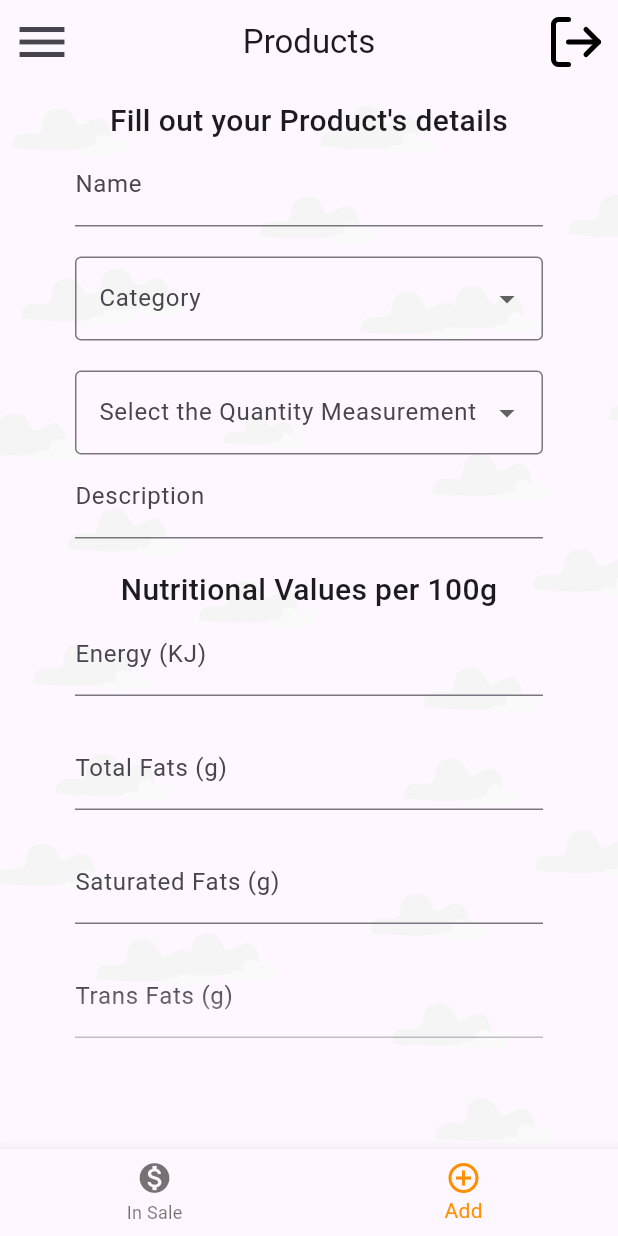
After one commit to AlexBanu7/WhySoFLy-Frontend, a Flutter app: the ManageProductsPage screen opened by its route, item 2 of the bottom bar chosen, on a phone screen of 412 x 824 dp. The commit adds this screen. Run offline on Flutter 3.47's test engine with Material 3 defaults, Android fonts, the phone set to English and light mode, and no system bars; our stand-ins replace accordion, flutter_svg, google_maps_flutter; missing offline and left inert: google_maps_flutter_android, google_maps_flutter_platform_interface; accounts and stored records are empty.

Commit message:
Added Manage Products Page

```diff
--- a/lib/customer_screens/map/map.dart
+++ b/lib/customer_screens/map/map.dart
@@ -65,7 +65,7 @@ class _MapScreenState extends State<MapScreen> {
             infoWindow: InfoWindow(
                 title: 'Order at ${market.name}',
                 onTap: () {
-                  Navigator.pushNamed(context, '/order', arguments: market.name);
+                  Navigator.pushNamed(context, '/order', arguments: market);
                 }
             ),
             icon: BitmapDescriptor.defaultMarker,
--- a/lib/customer_screens/order/add_to_cart_dialog.dart
+++ b/lib/customer_screens/order/add_to_cart_dialog.dart
@@ -19,7 +19,7 @@ class _AddToCartDialog extends State<AddToCartDialog>
 
   final _formKey = GlobalKey<FormState>();
   num selectedQuantity = 0;
-  late bool soldByWeight = widget.product.soldByWeight == 1;
+  late bool soldByWeight = widget.product.soldByWeight;
 
   @override
   Widget build(BuildContext context) {
--- a/lib/customer_screens/order/categories_accordion.dart
+++ b/lib/customer_screens/order/categories_accordion.dart
@@ -7,9 +7,11 @@ import 'package:frontend/main.dart';
 import 'package:frontend/customer_screens/order/products_accordion.dart';
 
 import 'package:frontend/models/category.dart';
+import 'package:frontend/models/market.dart';
 
 class CategoriesAccordion extends StatefulWidget {
 
+  final Market market;
   final int categoriesExpandedIndex;
   final int productsExpandedIndex;
   final void Function(int, int) updatedExpansionIndexes;
@@ -18,7 +20,8 @@ class CategoriesAccordion extends StatefulWidget {
     super.key,
     required this.categoriesExpandedIndex,
     required this.productsExpandedIndex,
-    required this.updatedExpansionIndexes
+    required this.updatedExpansionIndexes,
+    required this.market
   });
 
   @override
@@ -64,6 +67,7 @@ class _CategoriesAccordion extends State<CategoriesAccordion>
           contentVerticalPadding: 0,
           header: Text(category.name),
           content: ProductsAccordion(
+              market: widget.market,
               category: category,
               productsExpandedIndex: widget.productsExpandedIndex,
               categoriesExpandedIndex: index,
--- a/lib/customer_screens/order/product_details_dialog.dart
+++ b/lib/customer_screens/order/product_details_dialog.dart
@@ -15,7 +15,7 @@ class ProductDetailsDialog extends StatefulWidget {
 class _ProductDetailsDialog extends State<ProductDetailsDialog>
     with SingleTickerProviderStateMixin{
 
-  late bool soldByWeight = widget.product.soldByWeight == 1;
+  late bool soldByWeight = widget.product.soldByWeight;
   // TODO: get from api
   final String productDescription = "Probably rotten";
 
--- a/lib/main.dart
+++ b/lib/main.dart
@@ -10,6 +10,7 @@ import 'package:frontend/customer_screens/order/order.dart';
 import 'package:frontend/customer_screens/register_employee/register_employee.dart';
 import 'package:frontend/customer_screens/register_market/register_market.dart';
 import 'package:frontend/market_screens/manage_employees/manage_employees.dart';
+import 'package:frontend/market_screens/manage_products/manage_products.dart';
 import 'package:frontend/utils/cart_service.dart';
 import 'package:frontend/utils/session_requests.dart';
 import 'package:frontend/utils/temp_inits.dart';
@@ -87,7 +88,8 @@ class MyApp extends StatelessWidget {
         '/checkout': (context) => const CheckoutPage(),
         '/register_employee': (context) => const RegisterEmployeePage(),
         '/register_market': (context) => const RegisterMarketPage(),
-        '/manage_employees': (context) => const ManageEmployeesPage()
+        '/manage_employees': (context) => const ManageEmployeesPage(),
+        '/manage_products': (context) => const ManageProductsPage()
       },
     );
   }
--- /dev/null
+++ b/lib/market_screens/manage_products/add_products.dart
@@ -0,0 +1,252 @@
+import 'package:flutter/material.dart';
+import 'package:frontend/main.dart';
+import 'package:frontend/models/category.dart';
+
+
+class AddProductsTab extends StatefulWidget {
+  const AddProductsTab({super.key});
+
+  @override
+  State<AddProductsTab> createState() => _AddProductsTab();
+}
+
+class _AddProductsTab extends State<AddProductsTab>
+    with SingleTickerProviderStateMixin{
+
+  final _formKey = GlobalKey<FormState>();
+
+  // Fields
+  String name = '';
+  String? selectedCategory;
+  String? soldBy;
+  final List<String> _items = ['Item', 'Kilograms'];
+  String description = '';
+  Map<String, num?> nutritionalValues = {
+    "Energy (KJ)": null,
+    "Total Fats (g)": null,
+    "Saturated Fats (g)": null,
+    "Trans Fats (g)": null,
+    "Total Carbohydrates (g)": null,
+    "Fibers (g)": null,
+    "Sugars (g)": null,
+    "Protein (g)": null,
+  };
+
+  String _error = '';
+  bool _loading = false; // Track loading state
+
+  @override
+  void dispose() {
+    super.dispose();
+  }
+
+  List<Widget> _nutritional_values_fields() {
+    List<Widget> nutritional_values_fields = [];
+    nutritionalValues.forEach((key, value) {
+      nutritional_values_fields.addAll([
+        TextFormField(
+          keyboardType: const TextInputType.numberWithOptions(decimal: true),
+          decoration: InputDecoration(
+            labelText: key,
+          ),
+          onChanged: (value) {
+            setState(() {
+              nutritionalValues[key] = num.tryParse(value);
+            });
+          },
+          validator: (value) {
+            if (value == null || value.isEmpty) {
+              return 'Please enter a number';
+            }
+            return null;
+          },
+        ),
+        const SizedBox(height: 20)
+      ]);
+    });
+    return nutritional_values_fields;
+  }
+
+  void onConfirm() {
+    setState(() {
+      _loading = false; // Start loading
+      _error = ''; // Clear previous error
+    });
+  }
+
+  void _submitForm() {
+    if (_formKey.currentState!.validate()) {
+    }
+  }
+
+  @override
+  Widget build(BuildContext context) {
+    return Container(
+      decoration: const BoxDecoration(
+        image: DecorationImage(
+          image: AssetImage("assets/images/cloud-bg.png"),
+          fit: BoxFit.cover,
+        ),
+      ),
+      child: Stack(
+        children: [
+          Positioned(
+            top: 0,
+            width: MediaQuery.of(context).size.width,
+            child: Center(
+              child: Padding(
+                padding: EdgeInsets.only(top: 10.0),
+                child:Column(
+                  mainAxisSize: MainAxisSize.min,
+                  children: [
+                    const Text(
+                      "Fill out your Product's details",
+                      textAlign: TextAlign.center,
+                      style: TextStyle(
+                        fontSize: 20,
+                        fontWeight: FontWeight.w500,
+                      ),
+                    ),
+                    Container(
+                      height: MediaQuery.of(context).size.height - 200,
+                      width: MediaQuery.of(context).size.width - 100,
+                      child: ShaderMask(
+                        shaderCallback: (Rect rect) {
+                          return const LinearGradient(
+                            begin: Alignment.topCenter,
+                            end: Alignment.bottomCenter,
+                            colors: [Colors.purple, Colors.transparent, Colors.transparent, Colors.purple],
+                            stops: [0.0, 0.0, 0.9, 1.0], // 10% purple, 80% transparent, 10% purple
+                          ).createShader(rect);
+                        },
+                        blendMode: BlendMode.dstOut,
+                        child: SingleChildScrollView(
+                          child: Form(
+                            key: _formKey,
+                            child: Column(
+                              mainAxisSize: MainAxisSize.min,
+                              mainAxisAlignment: MainAxisAlignment.center,
+                              crossAxisAlignment: CrossAxisAlignment.stretch,
+                              children: [
+                                TextFormField(
+                                  decoration: const InputDecoration(
+                                    labelText: "Name",
+                                  ),
+                                  validator: (value) {
+                                    if (value == null || value.isEmpty) {
+                                      return 'Please enter name of you product.';
+                                    }
+                                    return null;
+                                  },
+                                  onChanged: (value) {
+                                    setState(() {
+                                      name = value;
+                                    });
+                                  },
+                                ),
+                                const SizedBox(height: 20),
+                                DropdownButtonFormField<String>(
+                                  decoration: const InputDecoration(
+                                    labelText: 'Category',
+                                    border: OutlineInputBorder(),
+                                  ),
+                                  value: selectedCategory,
+                                  onChanged: (String? newValue) {
+                                    setState(() {
+                                      selectedCategory = newValue;
+                                    });
+                                  },
+                                  items: tempInits.categories.map((Category category) {
+                                    return DropdownMenuItem<String>(
+                                      value: category.name,
+                                      child: Text(category.name),
+                                    );
+                                  }).toList(),
+                                  validator: (value) {
+                                    if (value == null || value.isEmpty) {
+                                      return 'Please select an item';
+                                    }
+                                    return null;
+                                  },
+                                ),
+                                const SizedBox(height: 20),
+                                DropdownButtonFormField<String>(
+                                  decoration: const InputDecoration(
+                                    labelText: 'Select the Quantity Measurement',
+                                    border: OutlineInputBorder(),
+                                  ),
+                                  value: soldBy,
+                                  onChanged: (String? newValue) {
+                                    setState(() {
+                                      soldBy = newValue;
+                                    });
+                                  },
+                                  items: _items.map((String item) {
+                                    return DropdownMenuItem<String>(
+                                      value: item,
+                                      child: Text(item),
+                                    );
+                                  }).toList(),
+                                  validator: (value) {
+                                    if (value == null || value.isEmpty) {
+                                      return 'Please select an item';
+                                    }
+                                    return null;
+                                  },
+                                ),
+                                TextFormField(
+                                  maxLines: null,  // Allows the TextField to expand vertically
+                                  keyboardType: TextInputType.multiline,
+                                  decoration: const InputDecoration(
+                                    labelText: "Description",
+                                  ),
+                                  validator: (value) {
+                                    if (value == null || value.isEmpty) {
+                                      return 'Please enter the description ("-" if none)';
+                                    }
+                                    return null;
+                                  },
+                                  onChanged: (value) {
+                                    setState(() {
+                                      description = value;
+                                    });
+                                  },
+                                ),
+                                const SizedBox(height: 20),
+                                const Text(
+                                  "Nutritional Values per 100g",
+                                  textAlign: TextAlign.center,
+                                  style: TextStyle(
+                                    fontSize: 20,
+                                    fontWeight: FontWeight.w500,
+                                  ),
+                                ),
+                                ..._nutritional_values_fields(),
+                                SizedBox(height: 20),
+                                _loading
+                                    ? const CircularProgressIndicator() // Show circular progress indicator if loading
+                                    : ElevatedButton(
+                                      onPressed: _submitForm,
+                                      child: const Text('Add Product'),
+                                    ),
+                                const SizedBox(height: 10),
+                                Text(
+                                  _error,
+                                  style: const TextStyle(color: Colors.red),
+                                ),
+                              ],
+                            ),
+                          ),
+                        ),
+                      ),
+                    ),
+                  ],
+                ),
+              ),
+            ),
+          ),
+        ],
+      ),
+    );
+  }
+}
--- /dev/null
+++ b/lib/market_screens/manage_products/manage_products.dart
@@ -0,0 +1,74 @@
+import 'package:flutter/material.dart';
+import 'package:frontend/market_screens/manage_products/add_products.dart';
+import 'package:frontend/market_screens/manage_products/products_in_sale.dart';
+import '../../widgets/custom_appbar.dart';
+import '../../widgets/custom_drawer.dart';
+
+
+class ManageProductsPage extends StatefulWidget {
+  const ManageProductsPage({super.key});
+
+  @override
+  State<ManageProductsPage> createState() => _ManageProductsPage();
+}
+
+class _ManageProductsPage extends State<ManageProductsPage>
+    with SingleTickerProviderStateMixin{
+
+  int _selectedTab = 0;
+
+  // List of widgets to display in the body based on the selected index
+  static const List<Widget> _tabOptions = <Widget>[
+    ProductsInSaleTab(),
+    AddProductsTab(),
+  ];
+
+  @override
+  void dispose() {
+    super.dispose();
+  }
+
+  void _onItemTapped(int index) {
+    setState(() {
+      _selectedTab = index;
+    });
+  }
+
+  @override
+  Widget build(BuildContext context) {
+    return Scaffold(
+      resizeToAvoidBottomInset: false,
+      appBar: CustomAppBar("Products"),
+      drawer: const CustomDrawer(),
+      body: Container(
+        height: MediaQuery.of(context).size.height,
+        decoration: const BoxDecoration(
+          image: DecorationImage(
+            image: AssetImage("assets/images/cloud-bg.png"),
+            fit: BoxFit.cover,
+          ),
+        ),
+        child: Stack(
+          children: [
+            _tabOptions.elementAt(_selectedTab),
+          ],
+        ),
+      ),
+      bottomNavigationBar: BottomNavigationBar(
+        items: const <BottomNavigationBarItem>[
+          BottomNavigationBarItem(
+            icon: Icon(Icons.monetization_on),
+            label: 'In Sale',
+          ),
+          BottomNavigationBarItem(
+            icon: Icon(Icons.add_circle_outline),
+            label: 'Add',
+          ),
+        ],
+        currentIndex: _selectedTab,
+        selectedItemColor: Colors.amber[800],
+        onTap: _onItemTapped,
+      ),
+    );
+  }
+}
--- a/lib/models/product.dart
+++ b/lib/models/product.dart
@@ -4,7 +4,7 @@ class Product {
   int id;
   int marketId;
   int categoryId;
-  int soldByWeight;
+  bool soldByWeight;
   String name;
   double volumePerQuantity; // volume of one item/one kilo
   double pricePerQuantity; // price for one item/one kilo
--- a/lib/utils/temp_inits.dart
+++ b/lib/utils/temp_inits.dart
@@ -37,7 +37,7 @@ class TempInits {
       name: "Potatoes",
       marketId: market.id,
       categoryId: category.id,
-      soldByWeight: 1,
+      soldByWeight: true,
       volumePerQuantity: 1.5,
       pricePerQuantity: 4.99,
       image: 'assets/images/home-footer.png'
--- a/lib/widgets/custom_drawer.dart
+++ b/lib/widgets/custom_drawer.dart
@@ -127,6 +127,12 @@ class _CustomDrawer extends State<CustomDrawer>
             },
           ),
           ListTile(
+            title: const Text('Manage Products'),
+            onTap: () {
+              Navigator.pushNamed(context, "/manage_products");
+            },
+          ),
+          ListTile(
             title: const Text('How to'),
             onTap: () {
               Navigator.pushNamed(context, "/howto");
--- a/lib/widgets/logout-dialog.dart
+++ b/lib/widgets/logout-dialog.dart
@@ -26,7 +26,7 @@ class _LogoutDialog extends State<LogoutDialog>
       json.encode(currentUser?.email),
     );
 
-    if (response.statusCode == 200) {
+    if (response.statusCode >= 200 && response.statusCode < 300) {
       currentUser = null;
       const snackBar = SnackBar(
         content: Text('See you soon!'),
```
Also changed, not shown: lib/customer_screens/order/order.dart (+8 -5 lines), lib/customer_screens/order/products_accordion.dart (+7 -1 lines), lib/customer_screens/register_market/register_market.dart (+55 -12 lines), lib/market_screens/manage_products/products_in_sale.dart (added, +41 -0 lines), lib/widgets/login-dialog.dart (+24 -9 lines), lib/widgets/singup-dialog.dart (+7 -4 lines).
